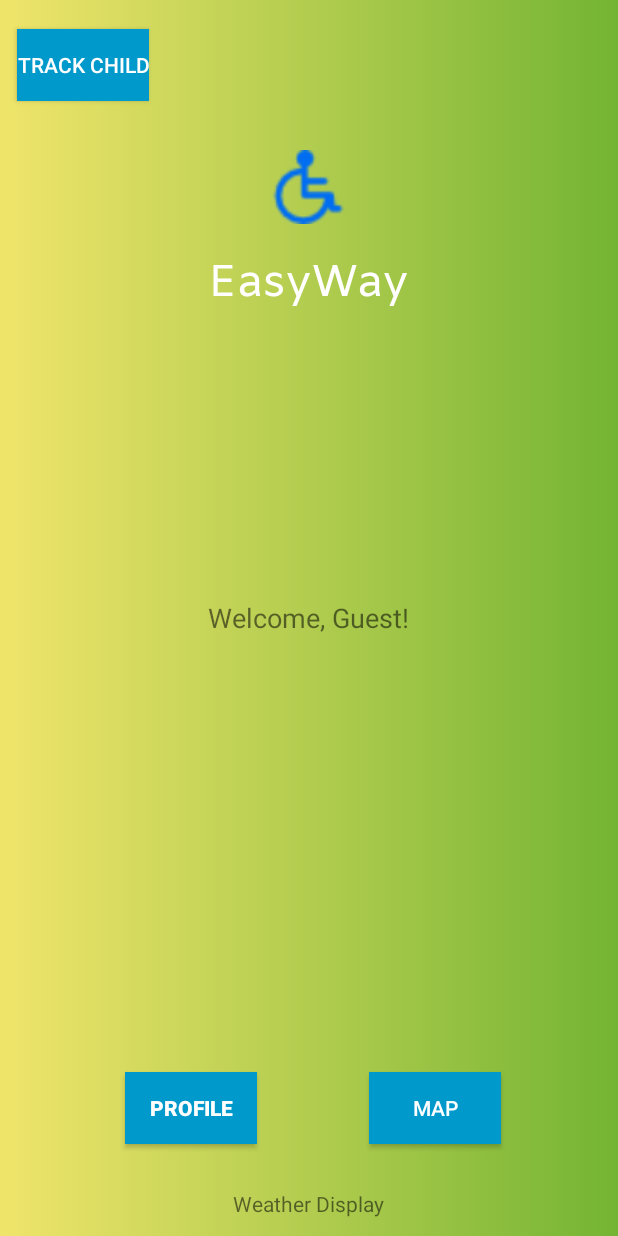
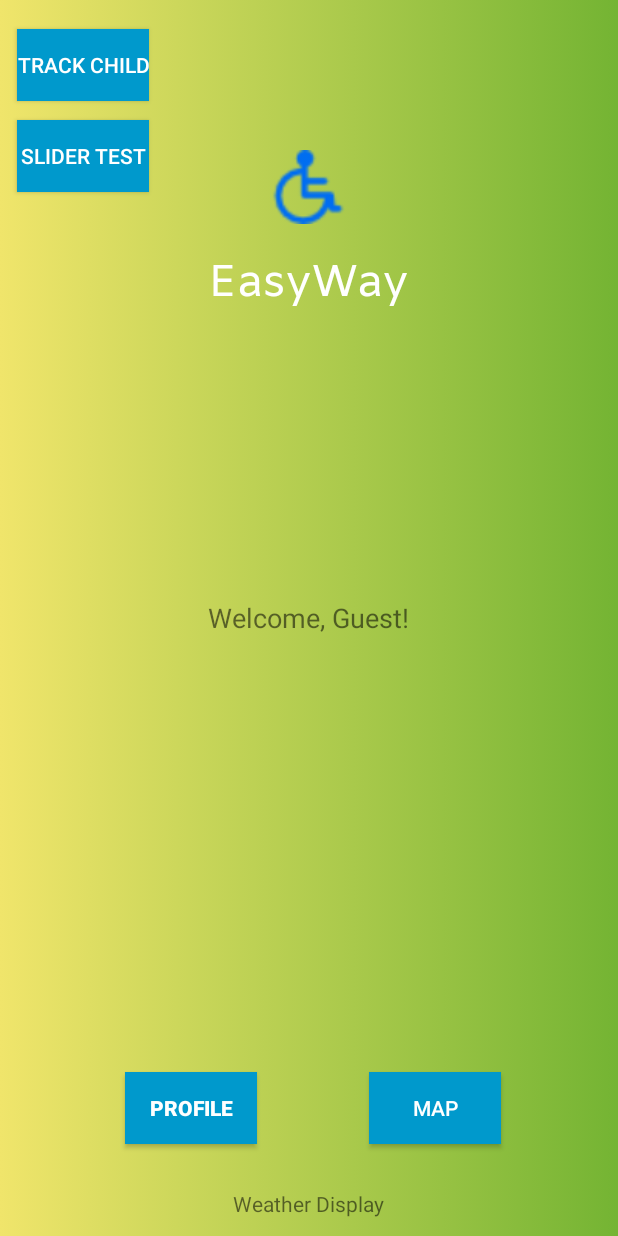
Before and after one commit to mik3ds/EZ-Way-Accessable-Journey-Planner, an Android app: the screen it shows after launch (MainActivity), on a phone screen of 412 x 824 dp. Run offline under Robolectric (Android 15) with nearby library versions, the phone set to English and light mode, and no system bars.

Commit message:
Added SlidingPanel test

```diff
--- a/app/build.gradle
+++ b/app/build.gradle
@@ -30,6 +30,7 @@ dependencies {
     implementation 'com.amazonaws:aws-android-sdk-s3:2.6.+'
     implementation 'com.amazonaws:aws-android-sdk-cognito:2.6.+'
     implementation 'com.android.support.constraint:constraint-layout:1.1.2'
+    implementation 'com.sothree.slidinguppanel:library:3.4.0'
     implementation 'com.android.support:design:27.1.1'
     testImplementation 'junit:junit:4.12'
     androidTestImplementation 'com.android.support.test:runner:1.0.2'
--- a/app/src/main/AndroidManifest.xml
+++ b/app/src/main/AndroidManifest.xml
@@ -32,6 +32,7 @@
         <activity android:name=".MapActivity" />
         <activity android:name=".Main1ActivityEdit" />
         <activity android:name=".TrackMapActivity" />
+        <activity android:name=".SlidingPanelClass" />
 
     </application>
 
--- a/app/src/main/java/com/example/user/testnav2/MainActivity.java
+++ b/app/src/main/java/com/example/user/testnav2/MainActivity.java
@@ -49,7 +49,7 @@ public class MainActivity extends AppCompatActivity {
         configureNavButton1();
         configureNavButton2();
         configureNavButton3();
-
+        configureNavButton4();
         configureUserName();
         configureWeatherTextDisplay();
 
@@ -116,7 +116,16 @@ public class MainActivity extends AppCompatActivity {
             }
         });
     }
-    //add a comment
+
+    private void configureNavButton4() {
+        Button navbutton3 = (Button) findViewById(R.id.buttonSlidingTest);
+        navbutton3.setOnClickListener(new View.OnClickListener() {
+            @Override
+            public void onClick(View view) {
+                startActivity(new Intent(MainActivity.this, SlidingPanelClass.class));
+            }
+        });
+    }
 
     private void configureUserName() {
         TextView welcome = (TextView) findViewById(R.id.welcometext);
--- a/app/src/main/res/layout/activity_main.xml
+++ b/app/src/main/res/layout/activity_main.xml
@@ -6,6 +6,19 @@
     android:layout_width="match_parent"
     android:layout_height="match_parent"
     tools:context=".MainActivity">
+
+    <Button
+        android:id="@+id/navbutton2"
+        android:layout_width="wrap_content"
+        android:layout_height="wrap_content"
+        android:layout_alignParentStart="true"
+        android:layout_alignParentTop="true"
+        android:layout_marginStart="11dp"
+        android:layout_marginTop="19dp"
+        android:background="@android:color/holo_blue_dark"
+        android:text="Track Child"
+        android:textColor="@android:color/background_light"
+        android:visibility="visible" />
 
     <android.support.v7.widget.CardView
         android:id="@+id/cardView1"
@@ -69,15 +82,13 @@
         android:textStyle="bold" />
 
     <Button
-        android:id="@+id/navbutton2"
+        android:id="@+id/buttonSlidingTest"
         android:layout_width="wrap_content"
         android:layout_height="wrap_content"
-        android:layout_alignParentStart="true"
-        android:layout_alignParentTop="true"
-        android:layout_marginStart="11dp"
-        android:layout_marginTop="19dp"
+        android:layout_alignStart="@+id/navbutton2"
+        android:layout_alignTop="@+id/cardView1"
         android:background="@android:color/holo_blue_dark"
-        android:text="Track Child"
+        android:text="Slider TEst"
         android:textColor="@android:color/background_light"
         android:visibility="visible" />
 
--- a/build.gradle
+++ b/build.gradle
@@ -5,10 +5,10 @@ buildscript {
     repositories {
         google()
         jcenter()
+        mavenCentral()
     }
     dependencies {
         classpath 'com.android.tools.build:gradle:3.1.4'
-
 
         // NOTE: Do not place your application dependencies here; they belong
         // in the individual module build.gradle files
```
Also changed, not shown: app/src/main/res/layout/activity_slidingpaneltest.xml (added, +37 -0 lines).
